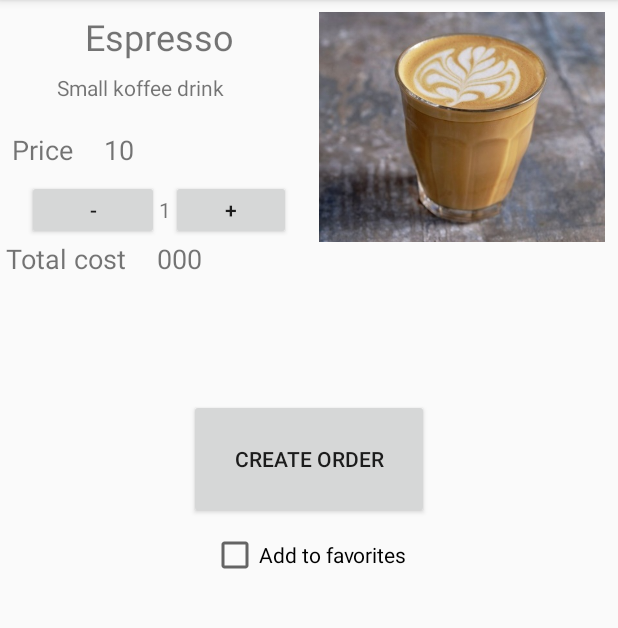
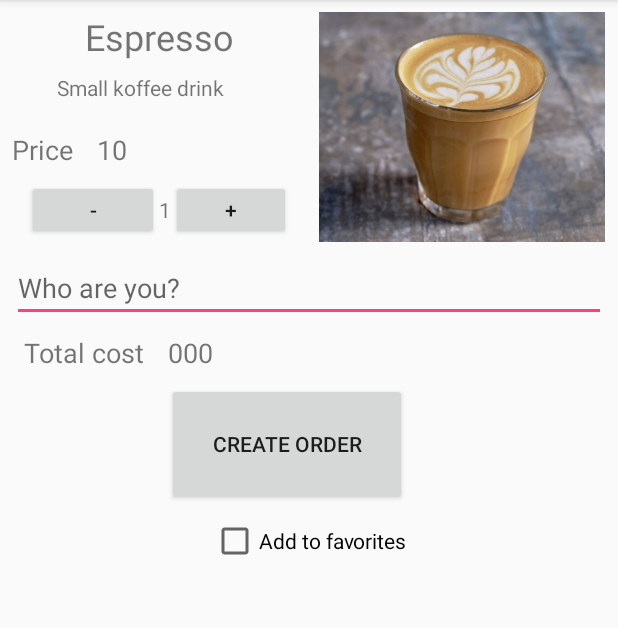
Before and after one commit to AlexanderPokidin/Kava, an Android app: the KavaActivity screen opened directly, with no data from a screen before it, on a phone screen of 412 x 824 dp, the part 84-712 px from its top. Run offline under Robolectric (Android 15) with nearby library versions, the phone set to English and light mode, and no system bars; 1 statement that could not run was skipped.

Commit message:
SubmitOrder added

```diff
--- a/app/src/main/res/layout/activity_kava.xml
+++ b/app/src/main/res/layout/activity_kava.xml
@@ -1,6 +1,5 @@
 <?xml version="1.0" encoding="utf-8"?>
-<android.support.constraint.ConstraintLayout
-    xmlns:android="http://schemas.android.com/apk/res/android"
+<android.support.constraint.ConstraintLayout xmlns:android="http://schemas.android.com/apk/res/android"
     xmlns:app="http://schemas.android.com/apk/res-auto"
     xmlns:tools="http://schemas.android.com/tools"
     android:layout_width="match_parent"
@@ -14,7 +13,7 @@
         android:layout_marginEnd="8dp"
         android:layout_marginStart="8dp"
         android:layout_marginTop="8dp"
-        android:text="Item name"
+        android:text="@string/item_name"
         android:textSize="24sp"
         app:layout_constraintEnd_toStartOf="@+id/item_view"
         app:layout_constraintStart_toStartOf="parent"
@@ -27,7 +26,7 @@
         android:layout_marginEnd="8dp"
         android:layout_marginStart="32dp"
         android:layout_marginTop="8dp"
-        android:text="Description"
+        android:text="@string/description"
         app:layout_constraintEnd_toStartOf="@+id/item_view"
         app:layout_constraintStart_toStartOf="parent"
         app:layout_constraintTop_toBottomOf="@+id/item_name" />
@@ -46,14 +45,14 @@
             android:layout_width="wrap_content"
             android:layout_height="wrap_content"
             android:layout_marginEnd="16dp"
-            android:text="Price "
+            android:text="@string/price"
             android:textSize="18sp" />
 
         <TextView
             android:id="@+id/item_price"
             android:layout_width="wrap_content"
             android:layout_height="wrap_content"
-            android:text="25"
+            android:text=""
             android:textSize="18sp" />
     </LinearLayout>
 
@@ -73,37 +72,41 @@
             android:id="@+id/button_minus"
             android:layout_width="wrap_content"
             android:layout_height="wrap_content"
+            android:onClick="decrement"
             android:text="-"
-            android:onClick="decrement"/>
+            tools:ignore="HardcodedText" />
 
         <TextView
             android:id="@+id/item_count"
             android:layout_width="wrap_content"
             android:layout_height="wrap_content"
-            android:text="1" />
+            android:text="1"
+            tools:ignore="HardcodedText" />
 
         <Button
             android:id="@+id/button_plus"
             android:layout_width="wrap_content"
             android:layout_height="wrap_content"
+            android:onClick="increment"
             android:text="+"
-            android:onClick="increment"/>
+            tools:ignore="HardcodedText" />
     </LinearLayout>
 
     <LinearLayout
         android:id="@+id/cost_layout"
         android:layout_width="wrap_content"
         android:layout_height="wrap_content"
-        android:layout_marginStart="4dp"
+        android:layout_marginStart="16dp"
+        android:layout_marginTop="8dp"
         android:orientation="horizontal"
         app:layout_constraintStart_toStartOf="parent"
-        app:layout_constraintTop_toBottomOf="@+id/linearLayout">
+        app:layout_constraintTop_toBottomOf="@+id/customer_name">
 
         <TextView
             android:layout_width="wrap_content"
             android:layout_height="wrap_content"
             android:layout_marginEnd="16dp"
-            android:text="Total cost "
+            android:text="@string/total_cost"
             android:textSize="18sp" />
 
         <TextView
@@ -123,6 +126,32 @@
         app:layout_constraintEnd_toEndOf="parent"
         app:layout_constraintTop_toTopOf="parent" />
 
+    <EditText
+        android:id="@+id/customer_name"
+        android:layout_width="match_parent"
+        android:layout_height="wrap_content"
+        android:layout_marginEnd="8dp"
+        android:layout_marginStart="8dp"
+        android:layout_marginTop="8dp"
+        android:hint="@string/customer_name"
+        app:layout_constraintEnd_toEndOf="parent"
+        app:layout_constraintStart_toStartOf="parent"
+        app:layout_constraintTop_toBottomOf="@+id/item_view" />
+
+    <Button
+        android:id="@+id/order_button"
+        android:layout_width="160dp"
+        android:layout_height="81dp"
+        android:layout_marginEnd="8dp"
+        android:layout_marginStart="8dp"
+        android:layout_marginTop="8dp"
+        android:text="@string/create_order"
+        app:layout_constraintEnd_toEndOf="parent"
+        app:layout_constraintHorizontal_bias="0.437"
+        app:layout_constraintStart_toStartOf="parent"
+        app:layout_constraintTop_toBottomOf="@+id/cost_layout"
+        android:onClick="submitOrder"/>
+
     <CheckBox
         android:id="@+id/checkBox_favorite"
         android:layout_width="wrap_content"
@@ -130,24 +159,9 @@
         android:layout_marginEnd="8dp"
         android:layout_marginStart="8dp"
         android:layout_marginTop="8dp"
-        android:text="Add to favorites"
+        android:text="@string/favorites"
         app:layout_constraintEnd_toEndOf="parent"
         app:layout_constraintStart_toStartOf="parent"
         app:layout_constraintTop_toBottomOf="@+id/order_button" />
 
-    <Button
-        android:id="@+id/order_button"
-        android:layout_width="160dp"
-        android:layout_height="80dp"
-        android:layout_marginBottom="8dp"
-        android:layout_marginEnd="8dp"
-        android:layout_marginStart="8dp"
-        android:layout_marginTop="8dp"
-        android:text="Create order"
-        app:layout_constraintBottom_toBottomOf="parent"
-        app:layout_constraintEnd_toEndOf="parent"
-        app:layout_constraintStart_toStartOf="parent"
-        app:layout_constraintTop_toBottomOf="@+id/item_name"
-        app:layout_constraintVertical_bias="0.344" />
-
 </android.support.constraint.ConstraintLayout>
--- a/app/src/main/res/values/strings.xml
+++ b/app/src/main/res/values/strings.xml
@@ -1,3 +1,10 @@
 <resources>
     <string name="app_name">Kava</string>
+    <string name="customer_name">Who are you?</string>
+    <string name="item_name">Item name</string>
+    <string name="description">Description</string>
+    <string name="price">Price </string>
+    <string name="total_cost">Total cost </string>
+    <string name="create_order">Create order</string>
+    <string name="favorites">Add to favorites</string>
 </resources>
```
Also changed, not shown: app/src/main/java/com/pokidin/a/kava/KavaActivity.java (+36 -12 lines), app/src/main/java/com/pokidin/a/kava/Order.java (added, +59 -0 lines), app/src/main/java/com/pokidin/a/kava/OrderFactory.java (added, +14 -0 lines).
